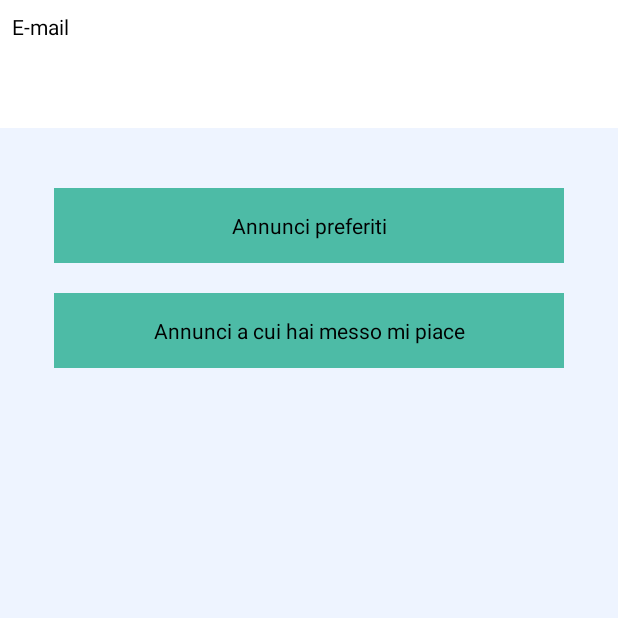
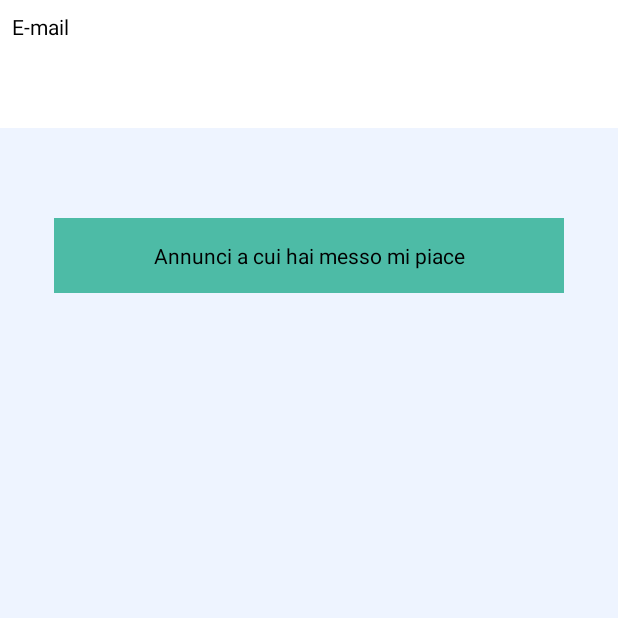
Before and after one commit to lucacic/CityParty, an Android app: the fragment ProfileFragment shown on its own in the app's theme, on a phone screen of 412 x 824 dp, the top half of it. Run offline under Robolectric (Android 15) with nearby library versions, the phone set to English and light mode, and no system bars; our stand-ins replace ButterKnife; 5 statements that could not run were skipped.

Commit message:
Modifyed index Removes prefers Modifyed data

```diff
--- a/app/src/main/java/luigi/casciaro/cityparty/adapter/AdAdapter.java
+++ b/app/src/main/java/luigi/casciaro/cityparty/adapter/AdAdapter.java
@@ -41,7 +41,6 @@ public class AdAdapter extends RecyclerView.Adapter<ViewHolderShopAdapter> imple
     @Override
     public void onBindViewHolder(final ViewHolderShopAdapter viewHolder, int position) {
 
-        final boolean[] isFavourite = {MainActivity.userLogged.isInFavourites(items.get(position))};
         final boolean[] isLiked = {MainActivity.userLogged.isInLiked(items.get(position))};
 
         viewHolder.textViewName.setText(items.get(position).getFirstRow());
--- a/app/src/main/java/luigi/casciaro/cityparty/view/fragment/ProfileFragment.java
+++ b/app/src/main/java/luigi/casciaro/cityparty/view/fragment/ProfileFragment.java
@@ -48,9 +48,6 @@ public class ProfileFragment extends Fragment implements AdActionsContract {
     @BindView(R.id.recyclerViewAdPublished)
     RecyclerView recyclerViewAdPublished;
 
-    @BindView(R.id.recyclerViewAdFavourites)
-    RecyclerView recyclerViewAdFavourites;
-
     @BindView(R.id.recyclerViewAdLiked)
     RecyclerView recyclerViewAdLiked;
 
@@ -66,6 +63,8 @@ public class ProfileFragment extends Fragment implements AdActionsContract {
     @Override
     public View onCreateView(LayoutInflater inflater, ViewGroup container, Bundle savedInstanceState) {
         View view = inflater.inflate(R.layout.fragment_profile, container, false);
+        // Annotate fields with @BindView and a view ID for Butter Knife to find and automatically
+        // cast the corresponding view in your layout
         ButterKnife.bind(this, view);
         viewCreated = true;
         return view;
@@ -75,12 +74,6 @@ public class ProfileFragment extends Fragment implements AdActionsContract {
         adapterPublished = new AdAdapter(new ArrayList(MainActivity.userLogged.getPublished()), false, this);
         recyclerViewAdPublished.setLayoutManager(new LinearLayoutManager(getContext(), LinearLayoutManager.VERTICAL, false));
         recyclerViewAdPublished.setAdapter(adapterPublished);
-    }
-
-    private void loadAdsFavourites(){
-        adapterFavourites = new AdAdapter(new ArrayList(MainActivity.userLogged.getFavourites()), false, this);
-        recyclerViewAdFavourites.setLayoutManager(new LinearLayoutManager(getContext(), LinearLayoutManager.VERTICAL, false));
-        recyclerViewAdFavourites.setAdapter(adapterFavourites);
     }
 
     private void loadAdsLiked(){
@@ -129,10 +122,8 @@ public class ProfileFragment extends Fragment implements AdActionsContract {
             MyUtil.print("USER_LOGGED IS A CUSTOMER");
         }
 
-        loadAdsFavourites();
         loadAdsLiked();
 
-        MyUtil.print("USER_LOGGED FAV -> " + MainActivity.userLogged.getFavourites().toString());
         MyUtil.print("USER_LOGGED LIK -> " + MainActivity.userLogged.getLiked().toString());
     }
 
--- a/app/src/main/res/layout/fragment_profile.xml
+++ b/app/src/main/res/layout/fragment_profile.xml
@@ -105,30 +105,6 @@
                     android:layout_height="match_parent"
                     android:orientation="vertical">
 
-                    <android.support.v7.widget.CardView
-                        android:layout_width="match_parent"
-                        android:layout_height="50dp"
-                        android:layout_gravity="center"
-                        android:background="#4dbba6"
-                        app:cardCornerRadius="0dp"
-                        app:cardElevation="0dp">
-
-                        <TextView
-                            android:layout_width="match_parent"
-                            android:layout_height="match_parent"
-                            android:background="#4dbba6"
-                            android:gravity="center"
-                            android:padding="@dimen/padding_global_half"
-                            android:text="Annunci preferiti"
-                            android:textAppearance="@style/TextAppearance_FontPathOpenSansBold"
-                            android:textColor="@android:color/black" />
-                    </android.support.v7.widget.CardView>
-
-                    <android.support.v7.widget.RecyclerView
-                        android:id="@+id/recyclerViewAdFavourites"
-                        android:layout_width="match_parent"
-                        android:layout_height="match_parent"
-                        android:scrollbars="vertical" />
                 </LinearLayout>
 
             </android.support.v7.widget.CardView>
```
Also changed, not shown: app/src/main/java/luigi/casciaro/cityparty/AppController.java (+4 -4 lines), app/src/main/java/luigi/casciaro/cityparty/controller/RealmController.java (+21 -12 lines), app/src/main/java/luigi/casciaro/cityparty/model/Ad.java (+14 -39 lines), app/src/main/java/luigi/casciaro/cityparty/model/AdImage.java (+13 -7 lines), app/src/main/java/luigi/casciaro/cityparty/model/User.java (+0 -28 lines), app/src/main/java/luigi/casciaro/cityparty/view/AdCreateActivity.java (+16 -13 lines).
